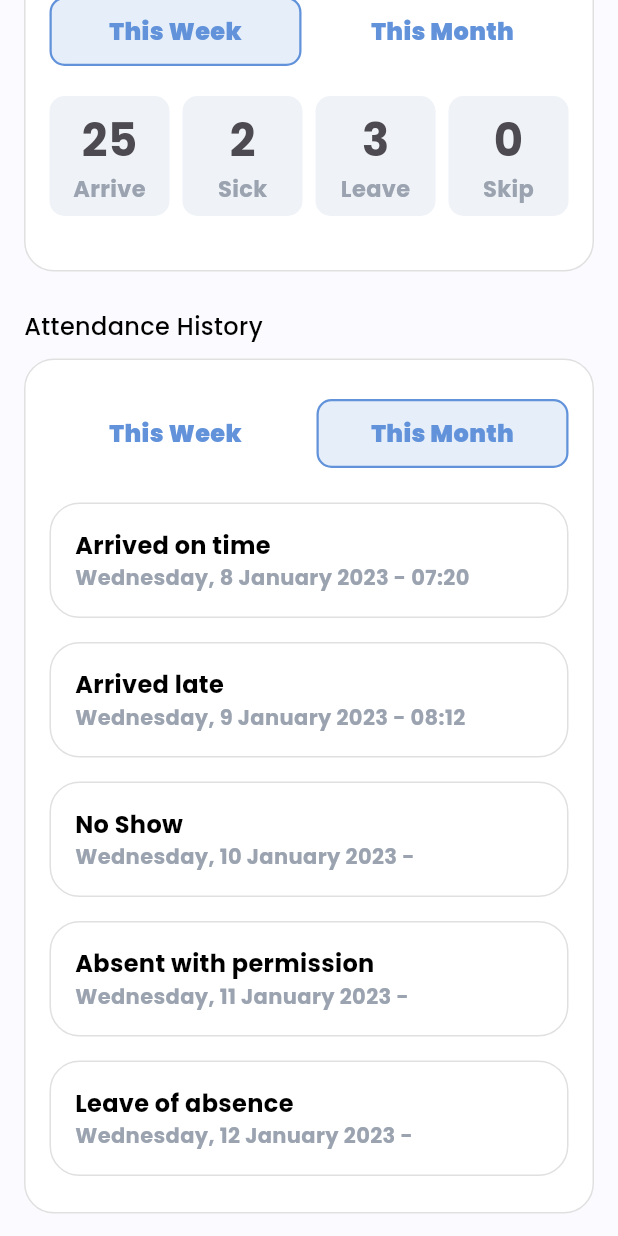
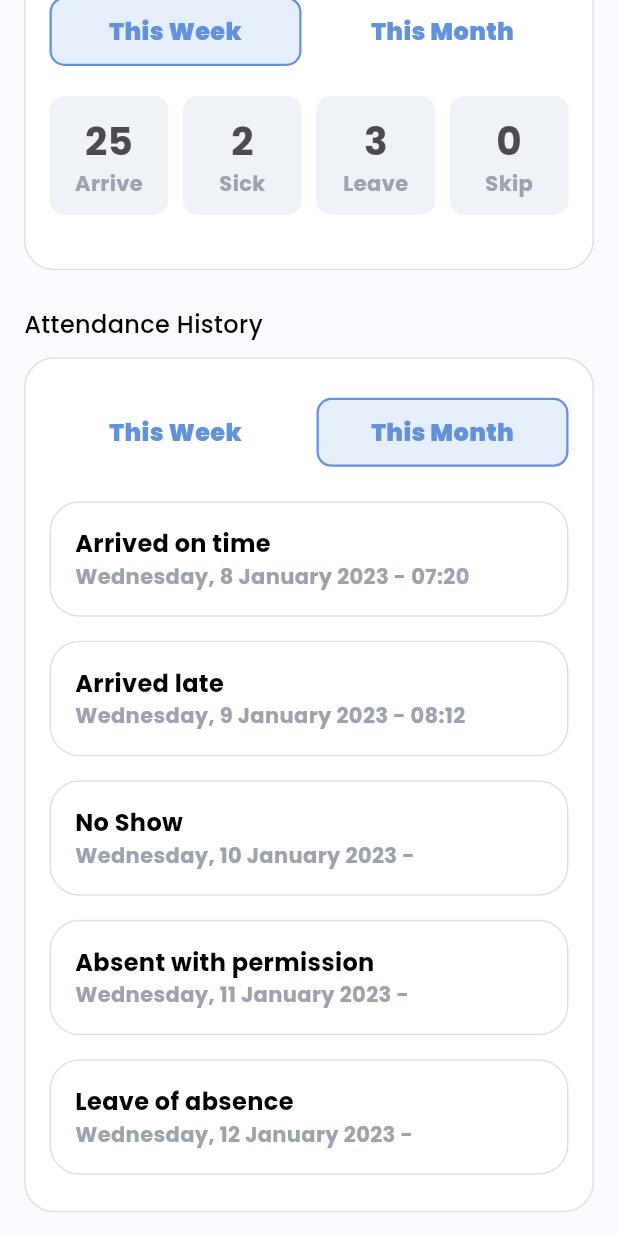
Before and after one commit to Madd-G/SmaTrackX, a Flutter app: the HomeScreen screen opened directly, scrolled down 427 dp, on a phone screen of 412 x 824 dp. Run offline on Flutter 3.47's test engine with Material 2 defaults, Android fonts, the light colour scheme and no system bars; our stand-ins replace cloud_firestore, dartz, equatable, firebase_auth, firebase_core, firebase_storage and 4 more; accounts and stored records are empty; project files that could hold a hidden picture were left out.

Commit message:
refactor: Home Screen

```diff
--- a/lib/core/common/app/providers/bottom_nav_controller.dart
+++ b/lib/core/common/app/providers/bottom_nav_controller.dart
@@ -14,7 +14,7 @@ class BottomNavController extends ChangeNotifier {
     ChangeNotifierProvider(
       create: (_) => TabNavigator(
         TabItem(
-          child: const HistoryScreen(),
+          child: const AttendancesScreen(),
         ),
       ),
       child: const PersistentView(),
--- a/lib/core/common/widgets/category_box.dart
+++ b/lib/core/common/widgets/category_box.dart
@@ -10,14 +10,11 @@ class CategoryBox extends StatelessWidget {
   Widget build(BuildContext context) {
     return Expanded(
       child: isSelected
-          ? Container(
-              decoration: BoxDecoration(
-                color: AppColors.secondaryColor,
-                border: Border.all(color: AppColors.primaryColor, width: 1.5),
-                borderRadius: const BorderRadius.all(
-                  Radius.circular(10.0),
-                ),
-              ),
+          ? RoundedContainer(
+              containerColor: AppColors.secondaryColor,
+              borderColor: AppColors.primaryColor,
+              borderWidth: 1.5,
+              radius: 10.0,
               child: Padding(
                 padding: const EdgeInsets.symmetric(
                     vertical: 10.0, horizontal: 12.0),
@@ -32,14 +29,8 @@ class CategoryBox extends StatelessWidget {
                 ),
               ),
             )
-          : Container(
-              decoration: BoxDecoration(
-                color: Colors.white,
-                border: Border.all(color: Colors.white, width: 1.5),
-                borderRadius: const BorderRadius.all(
-                  Radius.circular(10.0),
-                ),
-              ),
+          : RoundedContainer(
+              borderColor: Colors.white,
               child: Padding(
                 padding: const EdgeInsets.symmetric(
                     vertical: 10.0, horizontal: 12.0),
@@ -47,9 +38,10 @@ class CategoryBox extends StatelessWidget {
                   child: Text(
                     text,
                     style: const TextStyle(
-                        fontSize: 16.0,
-                        fontWeight: FontWeight.w900,
-                        color: AppColors.primaryColor),
+                      fontSize: 16.0,
+                      fontWeight: FontWeight.w900,
+                      color: AppColors.primaryColor,
+                    ),
                   ),
                 ),
               ),
--- /dev/null
+++ b/lib/core/common/widgets/rounded_container.dart
@@ -0,0 +1,41 @@
+import 'package:SmaTrackX/core.dart';
+
+class RoundedContainer extends StatelessWidget {
+  const RoundedContainer({
+    super.key,
+    required this.child,
+    this.containerColor,
+    this.borderColor,
+    this.borderWidth,
+    this.radius,
+    this.height,
+    this.width,
+  });
+
+  final Widget child;
+  final Color? containerColor;
+  final Color? borderColor;
+  final double? borderWidth;
+  final double? radius;
+  final double? height;
+  final double? width;
+
+  @override
+  Widget build(BuildContext context) {
+    return Container(
+      height: height,
+      width: width,
+      decoration: BoxDecoration(
+        color: containerColor ?? Colors.white,
+        borderRadius: BorderRadius.all(
+          Radius.circular(radius ?? 20.0),
+        ),
+        border: Border.all(
+          color: borderColor ?? Colors.black12,
+          width: borderWidth ?? 1,
+        ),
+      ),
+      child: child,
+    );
+  }
+}
--- a/lib/core/common/widgets/widgets.dart
+++ b/lib/core/common/widgets/widgets.dart
@@ -1,3 +1,4 @@
 export 'category_box.dart';
 export 'i_field.dart';
 export 'rounded_button.dart';
+export 'rounded_container.dart';
--- a/lib/src/modules/employee/home/presentation/views/home_screen.dart
+++ b/lib/src/modules/employee/home/presentation/views/home_screen.dart
@@ -26,17 +26,11 @@ class HomeScreen extends StatelessWidget {
                   padding: EdgeInsets.all(16.0),
                   child: Column(
                     children: [
-                      SizedBox(
-                        height: 10.0,
-                      ),
+                      SizedBox(height: 10.0),
                       HomeHeader(),
-                      SizedBox(
-                        height: 30.0,
-                      ),
+                      SizedBox(height: 30.0),
                       ProfileCard(),
-                      SizedBox(
-                        height: 5.0,
-                      ),
+                      SizedBox(height: 5.0),
                     ],
                   ),
                 ),
@@ -48,7 +42,7 @@ class HomeScreen extends StatelessWidget {
                 crossAxisAlignment: CrossAxisAlignment.start,
                 children: [
                   SizedBox(height: 20.0),
-                  HomeMessageCard(),
+                  CheckInCard(),
                   SizedBox(height: 25.0),
                   Text('Your Presence in Summary',
                       style: TextStyle(
--- a/lib/src/modules/employee/home/presentation/widgets/history_card.dart
+++ b/lib/src/modules/employee/home/presentation/widgets/history_card.dart
@@ -28,15 +28,9 @@ class HistoryCard extends StatelessWidget {
                 mainAxisAlignment: MainAxisAlignment.spaceBetween,
                 crossAxisAlignment: CrossAxisAlignment.center,
                 children: [
-                  CategoryBox(
-                    text: 'This Week',
-                    isSelected: false,
-                  ),
+                  CategoryBox(text: 'This Week', isSelected: false),
                   SizedBox(width: 10.0),
-                  CategoryBox(
-                    text: 'This Month',
-                    isSelected: true,
-                  ),
+                  CategoryBox(text: 'This Month', isSelected: true),
                 ],
               ),
             ),
@@ -89,15 +83,8 @@ class AttendanceItem extends StatelessWidget {
   Widget build(BuildContext context) {
     return Padding(
       padding: const EdgeInsets.symmetric(vertical: 8.0),
-      child: Container(
+      child: RoundedContainer(
         width: context.width,
-        decoration: BoxDecoration(
-          color: Colors.white,
-          borderRadius: const BorderRadius.all(
-            Radius.circular(20.0),
-          ),
-          border: Border.all(color: Colors.black12),
-        ),
         child: Padding(
           padding: const EdgeInsets.all(16.0),
           child: Column(
@@ -133,12 +120,11 @@ class HistoryBox extends StatelessWidget {
 
   @override
   Widget build(BuildContext context) {
-    return Container(
+    return RoundedContainer(
       height: 80.0,
       width: 80.0,
-      decoration: const BoxDecoration(
-          color: Color(0xFFEFF2F7),
-          borderRadius: BorderRadius.all(Radius.circular(10.0))),
+      containerColor: const Color(0xFFEFF2F7),
+      radius: 10.0,
       child: Center(
         child: Column(
           mainAxisAlignment: MainAxisAlignment.center,
--- a/lib/src/modules/employee/home/presentation/widgets/summary_card.dart
+++ b/lib/src/modules/employee/home/presentation/widgets/summary_card.dart
@@ -7,15 +7,8 @@ class SummaryCard extends StatelessWidget {
 
   @override
   Widget build(BuildContext context) {
-    return Container(
+    return RoundedContainer(
       width: context.width,
-      decoration: BoxDecoration(
-        color: Colors.white,
-        borderRadius: const BorderRadius.all(
-          Radius.circular(20.0),
-        ),
-        border: Border.all(color: Colors.black12),
-      ),
       child: const Padding(
         padding: EdgeInsets.all(16.0),
         child: Column(
@@ -28,20 +21,15 @@ class SummaryCard extends StatelessWidget {
                 mainAxisAlignment: MainAxisAlignment.spaceBetween,
                 crossAxisAlignment: CrossAxisAlignment.center,
                 children: [
-                  CategoryBox(
-                    text: 'This Week',
-                    isSelected: true,
-                  ),
+                  CategoryBox(text: 'This Week', isSelected: true),
                   SizedBox(width: 10.0),
-                  CategoryBox(
-                    text: 'This Month',
-                    isSelected: false,
-                  ),
+                  CategoryBox(text: 'This Month', isSelected: false),
                 ],
               ),
             ),
             SizedBox(height: 20.0),
             Row(
+              crossAxisAlignment: CrossAxisAlignment.center,
               mainAxisAlignment: MainAxisAlignment.spaceBetween,
               children: [
                 SummaryBox(count: 25, status: 'Arrive'),
@@ -70,12 +58,12 @@ class SummaryBox extends StatelessWidget {
 
   @override
   Widget build(BuildContext context) {
-    return Container(
-      height: 80.0,
-      width: 80.0,
-      decoration: const BoxDecoration(
-          color: Color(0xFFEFF2F7),
-          borderRadius: BorderRadius.all(Radius.circular(10.0))),
+    return RoundedContainer(
+      height: context.width / 5.2,
+      width: context.width / 5.2,
+      containerColor: const Color(0xFFEFF2F7),
+      borderColor: const Color(0xFFEFF2F7),
+      radius: 10.0,
       child: Center(
         child: Column(
           mainAxisAlignment: MainAxisAlignment.center,
@@ -84,7 +72,7 @@ class SummaryBox extends StatelessWidget {
             Text(
               count.toString(),
               style: const TextStyle(
-                fontSize: 30.0,
+                fontSize: 26.0,
                 fontWeight: FontWeight.w700,
                 color: Color(0xFF4D4B51),
               ),
@@ -92,7 +80,7 @@ class SummaryBox extends StatelessWidget {
             Text(
               status,
               style: const TextStyle(
-                fontSize: 15.0,
+                fontSize: 14.0,
                 fontWeight: FontWeight.w700,
                 color: Color(0xFF9AA3AF),
               ),
--- a/lib/src/modules/employee/home/presentation/widgets/widgets.dart
+++ b/lib/src/modules/employee/home/presentation/widgets/widgets.dart
@@ -2,4 +2,4 @@ export 'profile_card.dart';
 export 'home_header.dart';
 export 'summary_card.dart';
 export 'history_card.dart';
-export 'home_message_card.dart';
+export 'check_in_card.dart';
```
Also changed, not shown: lib/core.dart (+6 -6 lines), lib/src/modules/employee/attendances/presentation/views/attendances_screen.dart (added, +16 -0 lines), lib/src/modules/employee/history/presentation/views/history_screen.dart (deleted, +0 -16 lines), lib/src/modules/employee/home/presentation/widgets/check_in_card.dart (renamed from lib/src/modules/employee/home/presentation/widgets/home_message_card.dart, +11 -23 lines), lib/src/modules/employee/home/presentation/widgets/home_header.dart (+2 -8 lines), lib/src/modules/employee/home/presentation/widgets/profile_card.dart (+22 -27 lines), lib/core/use_cases/use_cases.dart (renamed from lib/core/usecases/usecases.dart), lib/src/modules/auth/login/domain/use_cases/forgot_password.dart (renamed from lib/src/modules/auth/login/domain/usecases/forgot_password.dart), lib/src/modules/auth/login/domain/use_cases/sign_in.dart (renamed from lib/src/modules/auth/login/domain/usecases/sign_in.dart), lib/src/modules/auth/login/domain/use_cases/sign_up.dart (renamed from lib/src/modules/auth/login/domain/usecases/sign_up.dart), lib/src/modules/auth/login/domain/use_cases/update_user.dart (renamed from lib/src/modules/auth/login/domain/usecases/update_user.dart).
